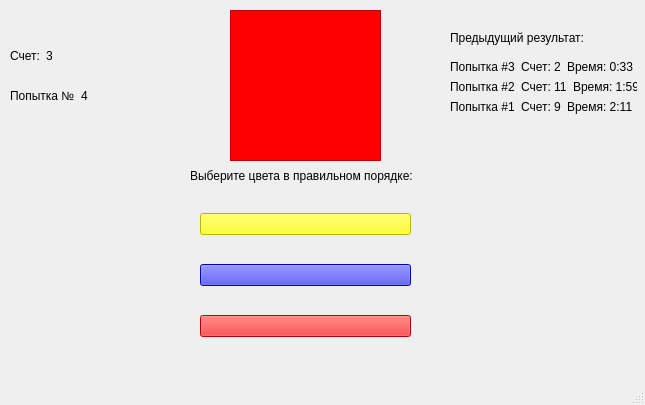
Before: the Qt Designer form templates/colours_easy_win.ui in aizXc901/FocusTest, drawn with Qt 5.
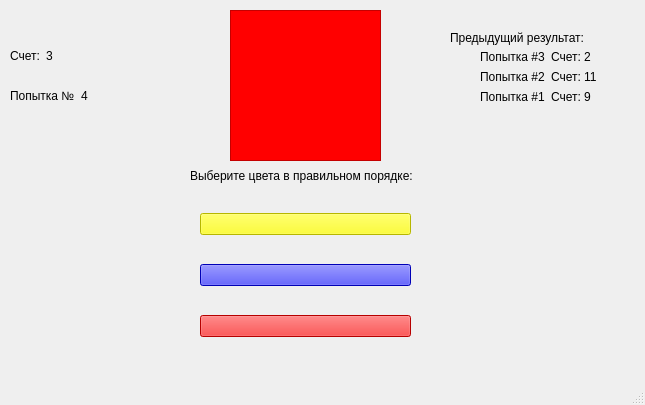
After: the same form once the commit is applied.

Diff of the .ui file:
```diff
--- a/templates/colours_easy_win.ui
+++ b/templates/colours_easy_win.ui
@@ -113,9 +113,9 @@
    <widget class="QWidget" name="formLayoutWidget">
     <property name="geometry">
      <rect>
-      <x>450</x>
-      <y>60</y>
-      <width>187</width>
+      <x>480</x>
+      <y>50</y>
+      <width>121</width>
       <height>301</height>
      </rect>
     </property>
@@ -136,13 +136,6 @@
          </property>
         </widget>
        </item>
-       <item>
-        <widget class="QLabel" name="label_6">
-         <property name="text">
-          <string>Время: 2:11</string>
-         </property>
-        </widget>
-       </item>
       </layout>
      </item>
      <item row="1" column="0">
@@ -161,13 +154,6 @@
          </property>
         </widget>
        </item>
-       <item>
-        <widget class="QLabel" name="label_9">
-         <property name="text">
-          <string>Время: 1:59</string>
-         </property>
-        </widget>
-       </item>
       </layout>
      </item>
      <item row="0" column="0">
@@ -186,13 +172,6 @@
          </property>
         </widget>
        </item>
-       <item>
-        <widget class="QLabel" name="label_12">
-         <property name="text">
-          <string>Время: 0:33</string>
-         </property>
-        </widget>
-       </item>
       </layout>
      </item>
     </layout>
```
